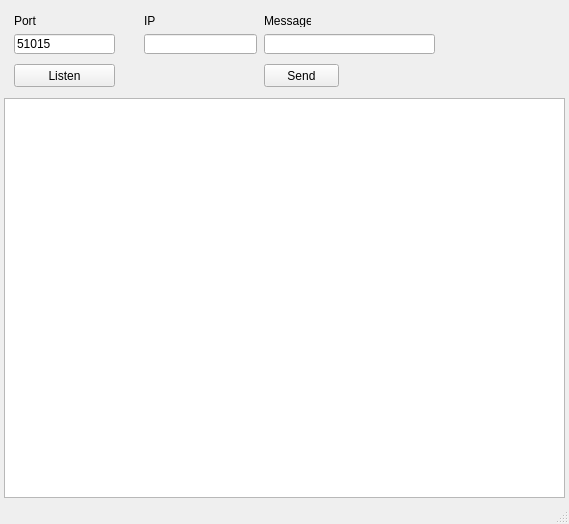
Old version of the form CStation/mainwindow.ui in the repository Pvg08/ESP_CStation.
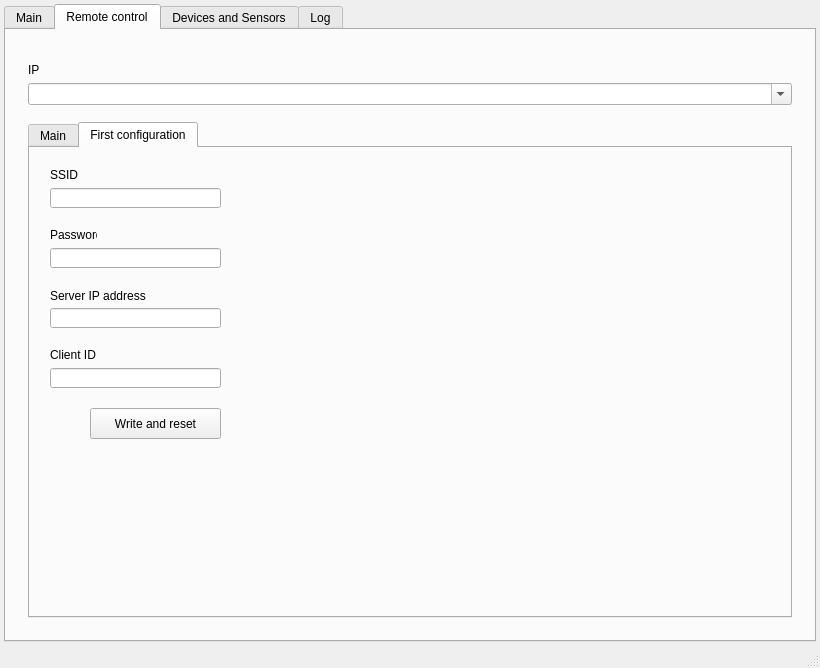
New version of the form. The open tabs and pages were chosen to show the change.

Patch:
```diff
--- a/CStation/mainwindow.ui
+++ b/CStation/mainwindow.ui
@@ -6,8 +6,8 @@
    <rect>
     <x>0</x>
     <y>0</y>
-    <width>569</width>
-    <height>524</height>
+    <width>820</width>
+    <height>668</height>
    </rect>
   </property>
   <property name="windowTitle">
@@ -31,6 +31,16 @@
      <number>4</number>
     </property>
     <item>
+     <widget class="QTabWidget" name="tabWidget">
+      <property name="currentIndex">
+       <number>1</number>
+      </property>
+      <widget class="QWidget" name="tab">
+       <attribute name="title">
+        <string>Main</string>
+       </attribute>
+       <layout class="QVBoxLayout" name="verticalLayout_5">
+        <item>
      <widget class="QWidget" name="widget" native="true">
       <property name="minimumSize">
        <size>
@@ -38,26 +48,28 @@
         <height>90</height>
        </size>
       </property>
-      <widget class="QPushButton" name="pushButton_listen">
-       <property name="geometry">
-        <rect>
-         <x>10</x>
-         <y>60</y>
-         <width>101</width>
-         <height>23</height>
-        </rect>
-       </property>
-       <property name="text">
-        <string>Listen</string>
-       </property>
-      </widget>
+          <layout class="QVBoxLayout" name="verticalLayout_6">
+           <item>
+            <widget class="QWidget" name="widget_8" native="true">
+             <property name="minimumSize">
+              <size>
+               <width>0</width>
+               <height>100</height>
+              </size>
+             </property>
+             <property name="maximumSize">
+              <size>
+               <width>16777215</width>
+               <height>100</height>
+              </size>
+             </property>
       <widget class="QLabel" name="label_2">
        <property name="geometry">
         <rect>
          <x>10</x>
          <y>10</y>
-         <width>47</width>
-         <height>13</height>
+                <width>20</width>
+                <height>16</height>
         </rect>
        </property>
        <property name="text">
@@ -69,7 +81,7 @@
         <rect>
          <x>10</x>
          <y>30</y>
-         <width>101</width>
+                <width>133</width>
          <height>20</height>
         </rect>
        </property>
@@ -77,36 +89,166 @@
         <string>51015</string>
        </property>
       </widget>
-      <widget class="QLineEdit" name="lineEdit_ip">
+             <widget class="QCheckBox" name="checkBox">
        <property name="geometry">
         <rect>
-         <x>140</x>
-         <y>30</y>
-         <width>113</width>
-         <height>20</height>
-        </rect>
-       </property>
-      </widget>
+                <x>10</x>
+                <y>70</y>
+                <width>197</width>
+                <height>17</height>
+               </rect>
+              </property>
+              <property name="text">
+               <string>Automatic listening on program start</string>
+              </property>
+             </widget>
+            </widget>
+           </item>
+           <item>
+            <widget class="QWidget" name="widget_9" native="true"/>
+           </item>
+          </layout>
+         </widget>
+        </item>
+        <item>
+         <widget class="QWidget" name="widget_6" native="true">
+          <property name="minimumSize">
+           <size>
+            <width>0</width>
+            <height>35</height>
+           </size>
+          </property>
+          <property name="maximumSize">
+           <size>
+            <width>16777215</width>
+            <height>35</height>
+           </size>
+          </property>
+          <layout class="QHBoxLayout" name="horizontalLayout_2">
+           <property name="spacing">
+            <number>0</number>
+           </property>
+           <property name="leftMargin">
+            <number>0</number>
+           </property>
+           <property name="topMargin">
+            <number>5</number>
+           </property>
+           <property name="rightMargin">
+            <number>0</number>
+           </property>
+           <property name="bottomMargin">
+            <number>5</number>
+           </property>
+           <item>
+            <widget class="QWidget" name="widget_7" native="true">
+             <property name="minimumSize">
+              <size>
+               <width>0</width>
+               <height>25</height>
+              </size>
+             </property>
+             <property name="maximumSize">
+              <size>
+               <width>16777215</width>
+               <height>25</height>
+              </size>
+             </property>
+            </widget>
+           </item>
+           <item>
+            <widget class="QPushButton" name="pushButton_listen">
+             <property name="minimumSize">
+              <size>
+               <width>100</width>
+               <height>25</height>
+              </size>
+             </property>
+             <property name="maximumSize">
+              <size>
+               <width>100</width>
+               <height>25</height>
+              </size>
+             </property>
+             <property name="text">
+              <string> Listen</string>
+             </property>
+            </widget>
+           </item>
+          </layout>
+         </widget>
+        </item>
+       </layout>
+      </widget>
+      <widget class="QWidget" name="tab_2">
+       <attribute name="title">
+        <string>Remote control</string>
+       </attribute>
+       <layout class="QVBoxLayout" name="verticalLayout_4">
+        <item>
+         <widget class="QWidget" name="widget_2" native="true">
+          <property name="minimumSize">
+           <size>
+            <width>0</width>
+            <height>90</height>
+           </size>
+          </property>
+          <layout class="QVBoxLayout" name="verticalLayout_8">
+           <item>
+            <widget class="QWidget" name="widget_10" native="true">
+             <layout class="QVBoxLayout" name="verticalLayout_7">
+              <property name="leftMargin">
+               <number>0</number>
+              </property>
+              <property name="rightMargin">
+               <number>0</number>
+              </property>
+              <item>
       <widget class="QLabel" name="label_3">
-       <property name="geometry">
-        <rect>
-         <x>140</x>
-         <y>10</y>
-         <width>47</width>
-         <height>13</height>
-        </rect>
-       </property>
        <property name="text">
         <string>IP</string>
        </property>
       </widget>
+              </item>
+              <item>
+               <widget class="QComboBox" name="comboBox_ip">
+                <property name="editable">
+                 <bool>true</bool>
+                </property>
+               </widget>
+              </item>
+             </layout>
+            </widget>
+           </item>
+           <item>
+            <widget class="QTabWidget" name="tabWidget_2">
+             <property name="currentIndex">
+              <number>0</number>
+             </property>
+             <widget class="QWidget" name="tab_5">
+              <attribute name="title">
+               <string>Main</string>
+              </attribute>
+              <widget class="QLabel" name="label_4">
+               <property name="geometry">
+                <rect>
+                 <x>10</x>
+                 <y>20</y>
+                 <width>47</width>
+                 <height>13</height>
+                </rect>
+               </property>
+               <property name="text">
+                <string>Message</string>
+               </property>
+              </widget>
       <widget class="QPushButton" name="pushButton_send">
        <property name="geometry">
         <rect>
-         <x>260</x>
-         <y>60</y>
-         <width>75</width>
-         <height>23</height>
+                 <x>190</x>
+                 <y>40</y>
+                 <width>81</width>
+                 <height>21</height>
         </rect>
        </property>
        <property name="text">
@@ -116,30 +258,249 @@
       <widget class="QLineEdit" name="lineEdit_message">
        <property name="geometry">
         <rect>
-         <x>260</x>
-         <y>30</y>
+                 <x>10</x>
+                 <y>40</y>
          <width>171</width>
          <height>20</height>
         </rect>
        </property>
       </widget>
-      <widget class="QLabel" name="label_4">
+              <widget class="QPushButton" name="pushButton_reboot">
        <property name="geometry">
         <rect>
-         <x>260</x>
-         <y>10</y>
+                 <x>10</x>
+                 <y>90</y>
+                 <width>81</width>
+                 <height>31</height>
+                </rect>
+               </property>
+               <property name="text">
+                <string>Reboot</string>
+               </property>
+              </widget>
+              <widget class="QPushButton" name="pushButton_setup">
+               <property name="geometry">
+                <rect>
+                 <x>100</x>
+                 <y>90</y>
+                 <width>81</width>
+                 <height>31</height>
+                </rect>
+               </property>
+               <property name="text">
+                <string>Setup</string>
+               </property>
+              </widget>
+             </widget>
+             <widget class="QWidget" name="tab_6">
+              <attribute name="title">
+               <string>First configuration</string>
+              </attribute>
+              <widget class="QLabel" name="label">
+               <property name="geometry">
+                <rect>
+                 <x>20</x>
+                 <y>20</y>
          <width>47</width>
          <height>13</height>
         </rect>
        </property>
        <property name="text">
-        <string>Message</string>
-       </property>
-      </widget>
-     </widget>
-    </item>
+                <string>SSID</string>
+               </property>
+              </widget>
+              <widget class="QLineEdit" name="lineEdit_passw">
+               <property name="geometry">
+                <rect>
+                 <x>20</x>
+                 <y>100</y>
+                 <width>171</width>
+                 <height>20</height>
+                </rect>
+               </property>
+               <property name="maxLength">
+                <number>30</number>
+               </property>
+              </widget>
+              <widget class="QLabel" name="label_5">
+               <property name="geometry">
+                <rect>
+                 <x>20</x>
+                 <y>80</y>
+                 <width>47</width>
+                 <height>13</height>
+                </rect>
+               </property>
+               <property name="text">
+                <string>Password</string>
+               </property>
+              </widget>
+              <widget class="QLineEdit" name="lineEdit_cid">
+               <property name="geometry">
+                <rect>
+                 <x>20</x>
+                 <y>220</y>
+                 <width>171</width>
+                 <height>20</height>
+                </rect>
+               </property>
+               <property name="maxLength">
+                <number>3</number>
+               </property>
+              </widget>
+              <widget class="QLabel" name="label_7">
+               <property name="geometry">
+                <rect>
+                 <x>20</x>
+                 <y>200</y>
+                 <width>47</width>
+                 <height>13</height>
+                </rect>
+               </property>
+               <property name="text">
+                <string>Client ID</string>
+               </property>
+              </widget>
+              <widget class="QLineEdit" name="lineEdit_ssid">
+               <property name="geometry">
+                <rect>
+                 <x>20</x>
+                 <y>40</y>
+                 <width>171</width>
+                 <height>20</height>
+                </rect>
+               </property>
+               <property name="maxLength">
+                <number>30</number>
+               </property>
+              </widget>
+              <widget class="QLabel" name="label_6">
+               <property name="geometry">
+                <rect>
+                 <x>20</x>
+                 <y>140</y>
+                 <width>101</width>
+                 <height>16</height>
+                </rect>
+               </property>
+               <property name="text">
+                <string>Server IP address</string>
+               </property>
+              </widget>
+              <widget class="QPushButton" name="pushButton_write">
+               <property name="geometry">
+                <rect>
+                 <x>60</x>
+                 <y>260</y>
+                 <width>131</width>
+                 <height>31</height>
+                </rect>
+               </property>
+               <property name="text">
+                <string>Write and reset</string>
+               </property>
+              </widget>
+              <widget class="QLineEdit" name="lineEdit_serv">
+               <property name="geometry">
+                <rect>
+                 <x>20</x>
+                 <y>160</y>
+                 <width>171</width>
+                 <height>20</height>
+                </rect>
+               </property>
+               <property name="maxLength">
+                <number>16</number>
+               </property>
+              </widget>
+             </widget>
+            </widget>
+           </item>
+          </layout>
+         </widget>
+        </item>
+       </layout>
+      </widget>
+      <widget class="QWidget" name="tab_3">
+       <attribute name="title">
+        <string>Devices and Sensors</string>
+       </attribute>
+      </widget>
+      <widget class="QWidget" name="tab_4">
+       <attribute name="title">
+        <string>Log</string>
+       </attribute>
+       <layout class="QVBoxLayout" name="verticalLayout_3">
+        <item>
+         <widget class="QWidget" name="widget_3" native="true">
+          <layout class="QVBoxLayout" name="verticalLayout_2">
+           <property name="spacing">
+            <number>0</number>
+           </property>
+           <property name="leftMargin">
+            <number>0</number>
+           </property>
+           <property name="topMargin">
+            <number>0</number>
+           </property>
+           <property name="rightMargin">
+            <number>0</number>
+           </property>
+           <property name="bottomMargin">
+            <number>0</number>
+           </property>
     <item>
      <widget class="QTextEdit" name="textEdit_log"/>
+           </item>
+           <item>
+            <widget class="QWidget" name="widget_4" native="true">
+             <layout class="QHBoxLayout" name="horizontalLayout">
+              <property name="spacing">
+               <number>0</number>
+              </property>
+              <property name="leftMargin">
+               <number>0</number>
+              </property>
+              <property name="topMargin">
+               <number>5</number>
+              </property>
+              <property name="rightMargin">
+               <number>0</number>
+              </property>
+              <property name="bottomMargin">
+               <number>5</number>
+              </property>
+              <item>
+               <widget class="QWidget" name="widget_5" native="true"/>
+              </item>
+              <item>
+               <widget class="QPushButton" name="pushButton_clearlog">
+                <property name="minimumSize">
+                 <size>
+                  <width>100</width>
+                  <height>25</height>
+                 </size>
+                </property>
+                <property name="maximumSize">
+                 <size>
+                  <width>100</width>
+                  <height>16777215</height>
+                 </size>
+                </property>
+                <property name="text">
+                 <string>Clear</string>
+                </property>
+               </widget>
+              </item>
+             </layout>
+            </widget>
+           </item>
+          </layout>
+         </widget>
+        </item>
+       </layout>
+      </widget>
+     </widget>
     </item>
    </layout>
   </widget>
```
Lines whose indentation alone changed are shown as unchanged.
